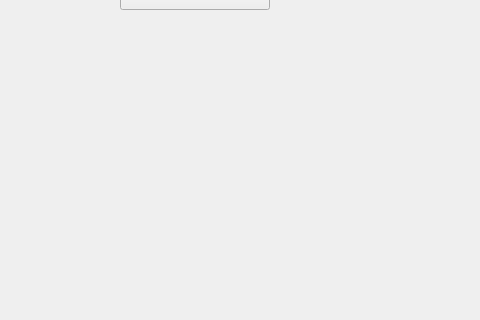
Before: the Qt Designer form resource/MyPlugin.ui in Robotica-UNAL-G3-A/rqt_pincher_gui, drawn with Qt 5; both pictures show x 0 to 480 and y 280 to 600 of the 1000 by 600 pixel window.
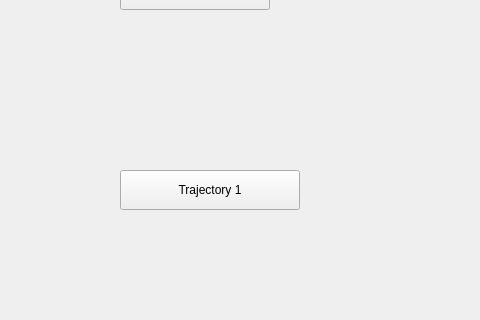
After: the same form once the commit is applied.

Commit message: [FEAT] add first pose trajectory button

The edit to the form file:
```diff
--- a/resource/MyPlugin.ui
+++ b/resource/MyPlugin.ui
@@ -81,6 +81,21 @@
     <string>Position 5</string>
    </property>
   </widget>
+
+     <widget class="QPushButton" name="pose1Button">
+   <property name="geometry">
+    <rect>
+     <x>120</x>
+     <y>450</y>
+     <width>180</width>
+     <height>40</height>
+    </rect>
+   </property>
+   <property name="text">
+    <string>Trajectory 1</string>
+   </property>
+  </widget>
+
     <!---
   New 
   -->
```
The commit also changes 4 other files.
